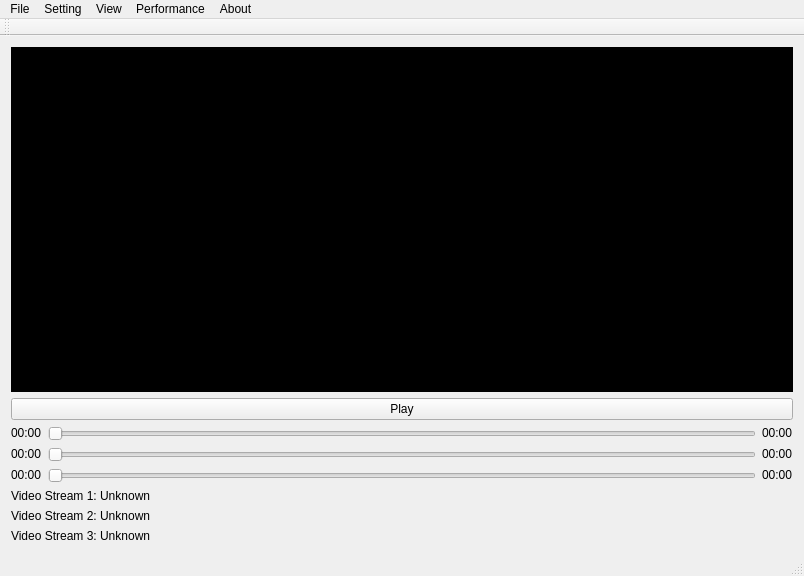
The window that lulusjuni/mainwindow.ui (hammashamzah/tugasakhir) describes before a commit, drawn with Qt 5.
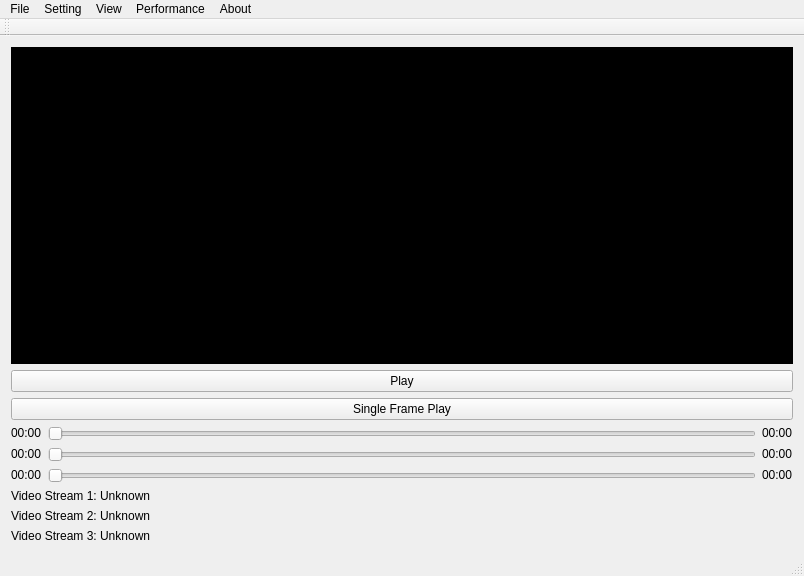
The same window after the commit.

Patch:
```diff
--- a/lulusjuni/mainwindow.ui
+++ b/lulusjuni/mainwindow.ui
@@ -41,6 +41,13 @@
       </property>
      </widget>
     </item>
+    <item>
+     <widget class="QPushButton" name="pushButton_single_play">
+      <property name="text">
+       <string>Single Frame Play</string>
+      </property>
+     </widget>
+    </item>
     <item>
      <layout class="QHBoxLayout" name="horizontalLayout">
       <item>
```
Left out of the diff: 1 changed line with no effect on the pictures.
